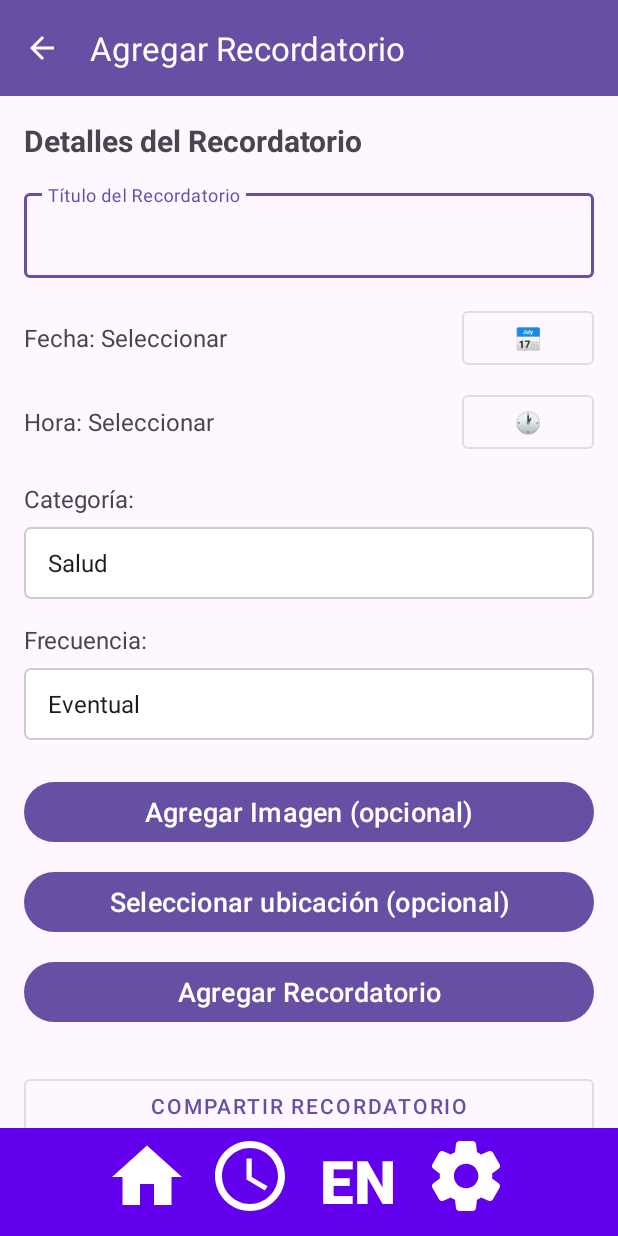
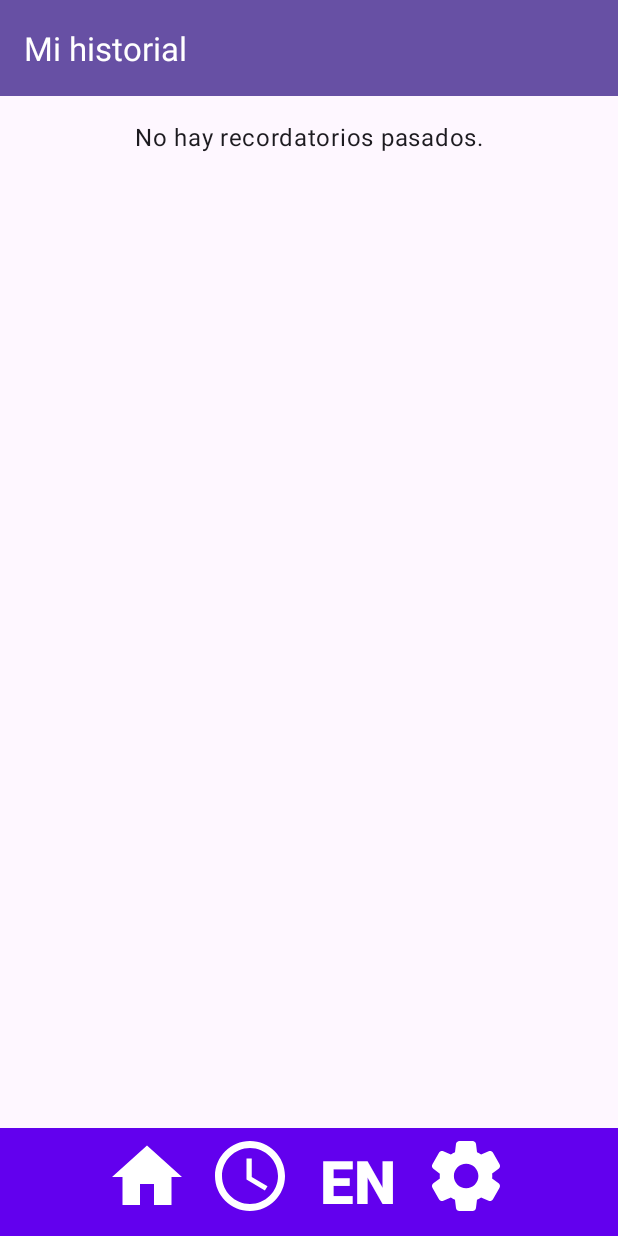
Before and after one commit to GiulianoMendoza/MemoLoopV2, an Android app: the AddReminderActivity screen opened directly, with no data from a screen before it, after a tap on "Historial", on a phone screen of 412 x 824 dp. Run offline under Robolectric (Android 15) with nearby library versions, the phone set to English and light mode, and no system bars; our stand-ins replace Firebase (no records; nobody signed in at launch, a user with empty details on screens opened directly).

Commit message:
history activity

```diff
--- a/app/src/main/AndroidManifest.xml
+++ b/app/src/main/AndroidManifest.xml
@@ -5,8 +5,12 @@
     <uses-permission android:name="android.permission.INTERNET" />
     <uses-permission android:name="android.permission.SCHEDULE_EXACT_ALARM" />
     <uses-permission android:name="android.permission.POST_NOTIFICATIONS" />
-    <uses-permission android:name="android.permission.READ_EXTERNAL_STORAGE" android:maxSdkVersion="32" />
-    <uses-permission android:name="android.permission.WRITE_EXTERNAL_STORAGE" android:maxSdkVersion="29" />
+    <uses-permission
+        android:name="android.permission.READ_EXTERNAL_STORAGE"
+        android:maxSdkVersion="32" />
+    <uses-permission
+        android:name="android.permission.WRITE_EXTERNAL_STORAGE"
+        android:maxSdkVersion="29" />
     <uses-permission android:name="android.permission.READ_MEDIA_IMAGES" />
     <uses-permission android:name="android.permission.READ_MEDIA_VIDEO" />
     <uses-permission android:name="android.permission.READ_MEDIA_AUDIO" />
@@ -14,10 +18,16 @@
     <uses-permission android:name="android.permission.ACCESS_NETWORK_STATE" />
     <uses-permission android:name="android.permission.WAKE_LOCK" />
     <uses-permission android:name="android.permission.CAMERA" />
-    <uses-permission android:name="android.permission.USE_EXACT_ALARM" tools:targetApi="s"/>
-    <uses-feature android:name="android.hardware.camera" android:required="false" />
-    <uses-feature android:name="android.hardware.camera.autofocus" android:required="false" />
+    <uses-permission
+        android:name="android.permission.USE_EXACT_ALARM"
+        tools:targetApi="s" />
 
+    <uses-feature
+        android:name="android.hardware.camera"
+        android:required="false" />
+    <uses-feature
+        android:name="android.hardware.camera.autofocus"
+        android:required="false" />
 
     <application
         android:allowBackup="true"
@@ -29,6 +39,9 @@
         android:supportsRtl="true"
         android:theme="@style/Theme.MemoLoop"
         tools:targetApi="31">
+        <activity
+            android:name=".HistoryActivity"
+            android:exported="false" />
 
         <provider
             android:name="androidx.core.content.FileProvider"
@@ -43,13 +56,13 @@
         <activity
             android:name=".BaseActivity"
             android:exported="false" />
-
         <activity
             android:name=".MainActivity"
             android:exported="true"
             android:theme="@style/Theme.MemoLoop">
             <intent-filter>
                 <action android:name="android.intent.action.MAIN" />
+
                 <category android:name="android.intent.category.LAUNCHER" />
             </intent-filter>
         </activity>
@@ -85,7 +98,7 @@
         <receiver
             android:name=".NotificationPublisher"
             android:enabled="true"
-            android:exported="false"></receiver>
+            android:exported="false" />
 
         <activity
             android:name=".MapPickerActivity"
--- a/app/src/main/java/com/example/memoloop/BaseActivity.kt
+++ b/app/src/main/java/com/example/memoloop/BaseActivity.kt
@@ -48,7 +48,12 @@ abstract class BaseActivity : AppCompatActivity() {
         }
 
         btnHistory.setOnClickListener {
+            startActivity(Intent(this, HistoryActivity::class.java).apply {
+                flags = Intent.FLAG_ACTIVITY_CLEAR_TOP or Intent.FLAG_ACTIVITY_NEW_TASK
+            })
+            overridePendingTransition(0, 0)
         }
+
 
         btnLanguageSwitcher.setOnClickListener {
             toggleLanguage()
--- /dev/null
+++ b/app/src/main/java/com/example/memoloop/HistoryActivity.kt
@@ -0,0 +1,81 @@
+package com.example.memoloop
+
+import android.os.Bundle
+import android.view.View
+import android.widget.TextView
+import android.widget.Toast
+import androidx.appcompat.widget.Toolbar
+import androidx.recyclerview.widget.LinearLayoutManager
+import androidx.recyclerview.widget.RecyclerView
+import com.google.firebase.auth.FirebaseAuth
+import com.google.firebase.firestore.FirebaseFirestore
+import java.util.*
+
+class HistoryActivity : BaseActivity(), RemindersAdapter.OnReminderOptionsClickListener {
+
+    private lateinit var recyclerView: RecyclerView
+    private lateinit var adapter: RemindersAdapter
+    private lateinit var noRemindersTextView: TextView
+    private val reminders = mutableListOf<Reminder>()
+
+    private val firestore by lazy { FirebaseFirestore.getInstance() }
+
+    override fun onCreate(savedInstanceState: Bundle?) {
+        super.onCreate(savedInstanceState)
+        setChildContentView(R.layout.activity_history)
+
+        val toolbar: Toolbar = findViewById(R.id.toolbar_main)
+        setSupportActionBar(toolbar)
+        supportActionBar?.title = getString(R.string.my_history_toolbar_title)
+
+        recyclerView = findViewById(R.id.recycler_view_history)
+        noRemindersTextView = findViewById(R.id.text_view_no_reminders)
+
+        adapter = RemindersAdapter(reminders, this, firestore)
+        recyclerView.layoutManager = LinearLayoutManager(this)
+        recyclerView.adapter = adapter
+
+        loadHistoricalReminders()
+    }
+
+    private fun loadHistoricalReminders() {
+        val userId = FirebaseAuth.getInstance().currentUser?.uid ?: return
+
+        val todayMidnight = Calendar.getInstance().apply {
+            set(Calendar.HOUR_OF_DAY, 0)
+            set(Calendar.MINUTE, 0)
+            set(Calendar.SECOND, 0)
+            set(Calendar.MILLISECOND, 0)
+        }.timeInMillis
+
+        firestore.collection("users")
+            .document(userId)
+            .collection("reminders")
+            .whereLessThan("timestamp", todayMidnight)
+            .get()
+            .addOnSuccessListener { result ->
+                reminders.clear()
+                for (doc in result) {
+                    val reminder = doc.toObject(Reminder::class.java).copy(id = doc.id)
+                    reminders.add(reminder)
+                }
+                adapter.notifyDataSetChanged()
+
+                // Mostrar u ocultar mensaje según si hay recordatorios o no
+                if (reminders.isEmpty()) {
+                    noRemindersTextView.visibility = View.VISIBLE
+                    recyclerView.visibility = View.GONE
+                } else {
+                    noRemindersTextView.visibility = View.GONE
+                    recyclerView.visibility = View.VISIBLE
+                }
+            }
+            .addOnFailureListener {
+                // Opcional: manejar error
+            }
+    }
+
+    override fun onReminderOptionsClick(reminder: Reminder, anchorView: View) {
+        // No hacemos nada aquí por ahora. Opcional: podrías agregar un menú contextual.
+    }
+}
--- /dev/null
+++ b/app/src/main/res/layout/activity_history.xml
@@ -0,0 +1,30 @@
+<LinearLayout
+    xmlns:android="http://schemas.android.com/apk/res/android"
+    android:orientation="vertical"
+    android:layout_width="match_parent"
+    android:layout_height="match_parent">
+
+    <androidx.appcompat.widget.Toolbar
+        android:id="@+id/toolbar_main"
+        android:layout_width="match_parent"
+        android:layout_height="?attr/actionBarSize"
+        android:background="?attr/colorPrimary"
+        android:theme="@style/ThemeOverlay.AppCompat.Dark.ActionBar"/>
+
+    <TextView
+        android:id="@+id/text_view_no_reminders"
+        android:layout_width="match_parent"
+        android:layout_height="wrap_content"
+        android:text="@string/no_past_reminders"
+        android:textAppearance="?attr/textAppearanceBody1"
+        android:gravity="center"
+        android:padding="16dp"
+        android:visibility="gone"/>
+
+    <androidx.recyclerview.widget.RecyclerView
+        android:id="@+id/recycler_view_history"
+        android:layout_width="match_parent"
+        android:layout_height="0dp"
+        android:layout_weight="1"
+        android:padding="16dp"/>
+</LinearLayout>
--- a/app/src/main/res/values/strings.xml
+++ b/app/src/main/res/values/strings.xml
@@ -16,6 +16,7 @@
 
     <string name="menu_logout">Cerrar Sesión</string>
     <string name="my_reminders_toolbar_title">Mis Recordatorios</string>
+    <string name="my_history_toolbar_title">Mi historial</string>
     <string name="no_reminders_message">No hay recordatorios. ¡Haz clic en el + para agregar uno!</string>
     <string name="filter_applied_toast">Filtros aplicados</string>
     <string name="view_invitations_button">Ver Invitaciones</string>
@@ -170,6 +171,7 @@
     <string name="error_loading_reminder_detail">Error al cargar el recordatorio</string>
     <string name="toast_reminder_not_found">Recordatorio no encontrado</string>
     <string name="error_fetching_reminder_detail">Error al obtener el recordatorio</string>
+    <string name="no_past_reminders">No hay recordatorios pasados.</string>
     <string name="map_location_title">Ubicación guardada</string>
     <string name="delete_reminder_title_dialog">Eliminar recordatorio</string>
     <string name="delete_reminder_confirmation_detail">¿Estás seguro de que deseas eliminar este recordatorio?</string>
```
Also changed, not shown: 1 other file.
